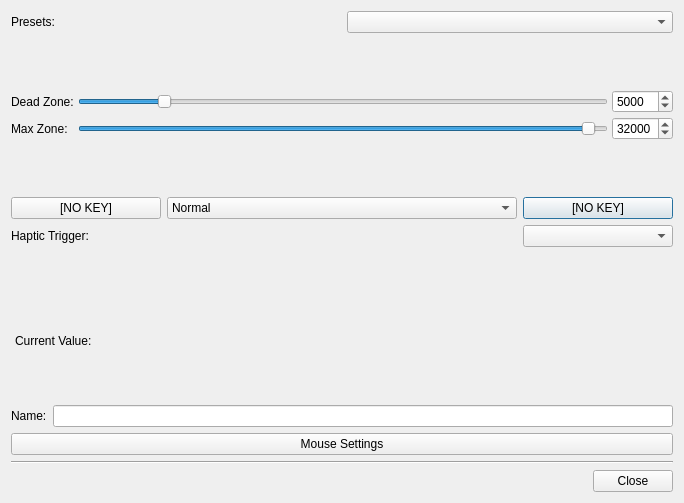
Old version of the form src/gui/axiseditdialog.ui in the repository davaughnl/Pad.
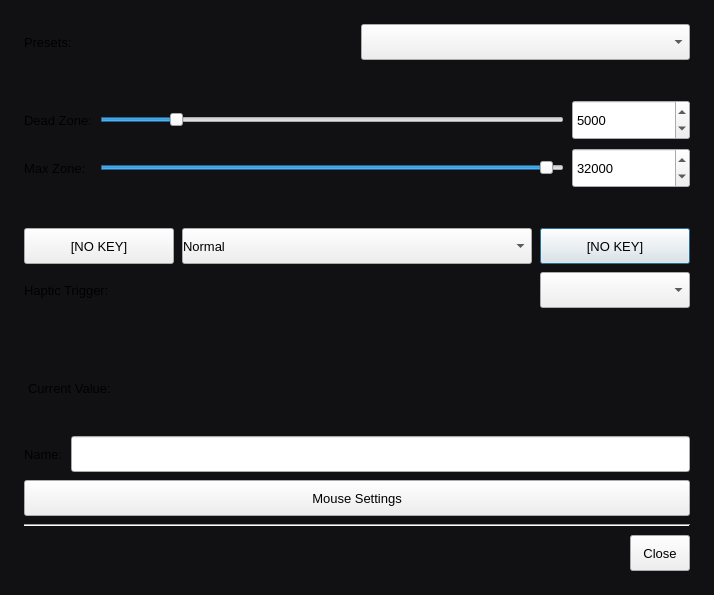
New version of the form. Icons and pictures are not drawn. Custom widgets are drawn as their Qt base class.

Commit message: Polish axis stick and mouse dialogs with bounded layouts

Diff of the .ui file:
```diff
--- a/src/gui/axiseditdialog.ui
+++ b/src/gui/axiseditdialog.ui
@@ -37,12 +37,35 @@
   <property name="modal">
    <bool>true</bool>
   </property>
+  <property name="styleSheet">
+   <string notr="true">QWidget { font-family: "Geist"; font-size: 13px; font-weight: 400; }
+QDialog { background: #111113; }
+QPushButton, QToolButton { min-height: 24px; padding: 5px 12px; }
+QComboBox, QLineEdit, QSpinBox, QDoubleSpinBox { min-height: 24px; padding-top: 5px; padding-bottom: 5px; }
+QSpinBox { min-width: 96px; }
+QGroupBox { padding: 16px; margin-top: 16px; }
+QGroupBox::title { color: #b8b8bf; left: 16px; }
+QLabel:disabled, QCheckBox:disabled { color: #67676f; }
+JoyControlStickButtonPushButton[isflashing="true"] { background: #e8e8eb; color: #111113; border-color: #ffffff; }
+QDialogButtonBox { border: none; padding-top: 8px; }
+QFrame[frameShape="4"], QFrame[frameShape="5"] { color: #29292d; background: #29292d; max-height: 1px; border: none; }
+QGroupBox::indicator { width: 16px; height: 16px; border: 1px solid #505058; border-radius: 4px; background: #19191c; }
+QGroupBox::indicator:checked { background: #eeeeef; image: url(:/pad/icons/check-dark.svg); }
+ </string>
+  </property>
   <layout class="QVBoxLayout" name="verticalLayout">
+   <property name="spacing"><number>8</number></property>
+   <property name="leftMargin"><number>24</number></property>
+   <property name="topMargin"><number>24</number></property>
+   <property name="rightMargin"><number>24</number></property>
+   <property name="bottomMargin"><number>24</number></property>
    <item>
     <layout class="QHBoxLayout" name="horizontalLayout_2" stretch="0,0">
-     <property name="spacing">
-      <number>10</number>
-     </property>
+     <property name="spacing"><number>8</number></property>
+     <property name="leftMargin"><number>0</number></property>
+     <property name="topMargin"><number>0</number></property>
+     <property name="rightMargin"><number>0</number></property>
+     <property name="bottomMargin"><number>0</number></property>
      <item>
       <widget class="QLabel" name="label">
        <property name="lineWidth">
@@ -149,15 +172,11 @@
    </item>
    <item>
     <layout class="QGridLayout" name="gridLayout">
-     <property name="topMargin">
-      <number>0</number>
-     </property>
-     <property name="bottomMargin">
-      <number>0</number>
-     </property>
-     <property name="spacing">
-      <number>4</number>
-     </property>
+     <property name="spacing"><number>8</number></property>
+     <property name="leftMargin"><number>0</number></property>
+     <property name="topMargin"><number>0</number></property>
+     <property name="rightMargin"><number>0</number></property>
+     <property name="bottomMargin"><number>0</number></property>
      <item row="1" column="2">
       <widget class="QSpinBox" name="maxZoneSpinBox">
        <property name="sizePolicy">
@@ -330,6 +349,11 @@
    </item>
    <item>
     <layout class="QGridLayout" name="gridLayout_2" columnstretch="1,2,1">
+     <property name="spacing"><number>8</number></property>
+     <property name="leftMargin"><number>0</number></property>
+     <property name="topMargin"><number>0</number></property>
+     <property name="rightMargin"><number>0</number></property>
+     <property name="bottomMargin"><number>0</number></property>
      <item row="0" column="2">
       <widget class="QPushButton" name="pPushButton">
        <property name="minimumSize">
@@ -462,9 +486,11 @@
    </item>
    <item>
     <layout class="QHBoxLayout" name="horizontalLayout_7">
-     <property name="spacing">
-      <number>10</number>
-     </property>
+     <property name="spacing"><number>8</number></property>
+     <property name="leftMargin"><number>0</number></property>
+     <property name="topMargin"><number>0</number></property>
+     <property name="rightMargin"><number>0</number></property>
+     <property name="bottomMargin"><number>0</number></property>
      <item>
       <widget class="QLabel" name="joyValueHeaderLabel">
        <property name="sizePolicy">
@@ -476,9 +502,6 @@
        <property name="text">
         <string>Current Value:</string>
        </property>
-       <property name="margin">
-        <number>0</number>
-       </property>
        <property name="indent">
         <number>4</number>
        </property>
@@ -517,6 +540,11 @@
    </item>
    <item>
     <layout class="QHBoxLayout" name="horizontalLayout">
+     <property name="spacing"><number>8</number></property>
+     <property name="leftMargin"><number>0</number></property>
+     <property name="topMargin"><number>0</number></property>
+     <property name="rightMargin"><number>0</number></property>
+     <property name="bottomMargin"><number>0</number></property>
      <item>
       <widget class="QLabel" name="axisNameLabel">
        <property name="text">
```
The commit also changes 12 other files.
